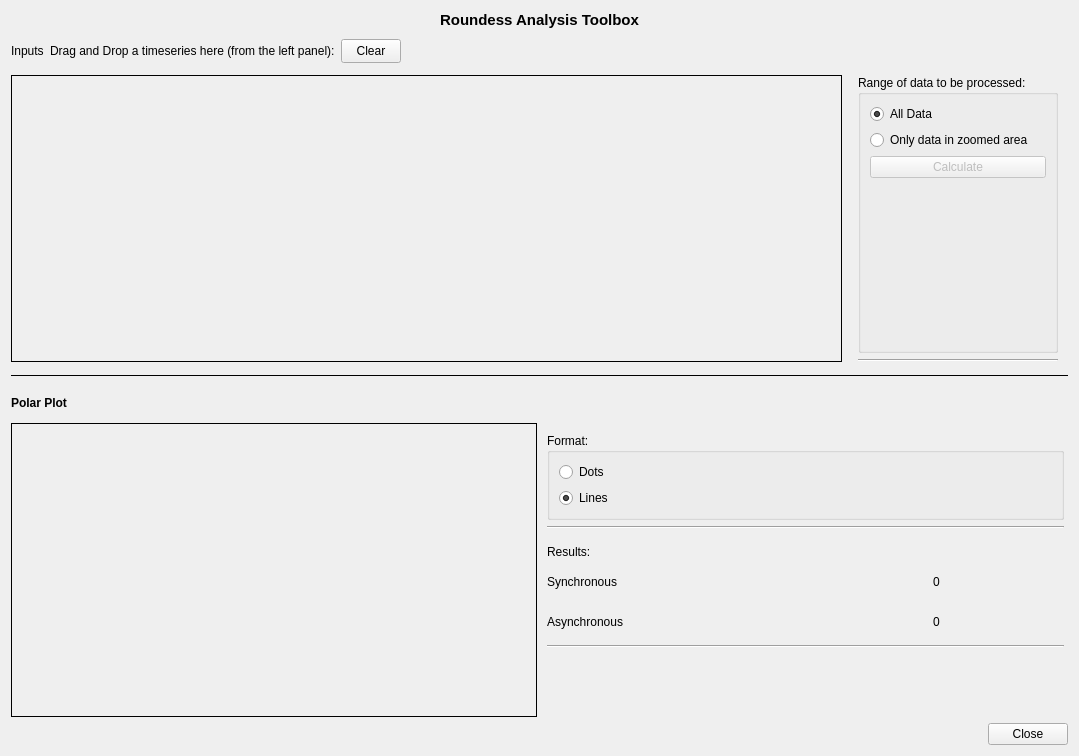
Before: the Qt Designer form src/balyrond-pj-plugins/ToolboxRoundness/toolbox_roundness.ui in zdavkeos/balyrond, drawn with Qt 5.
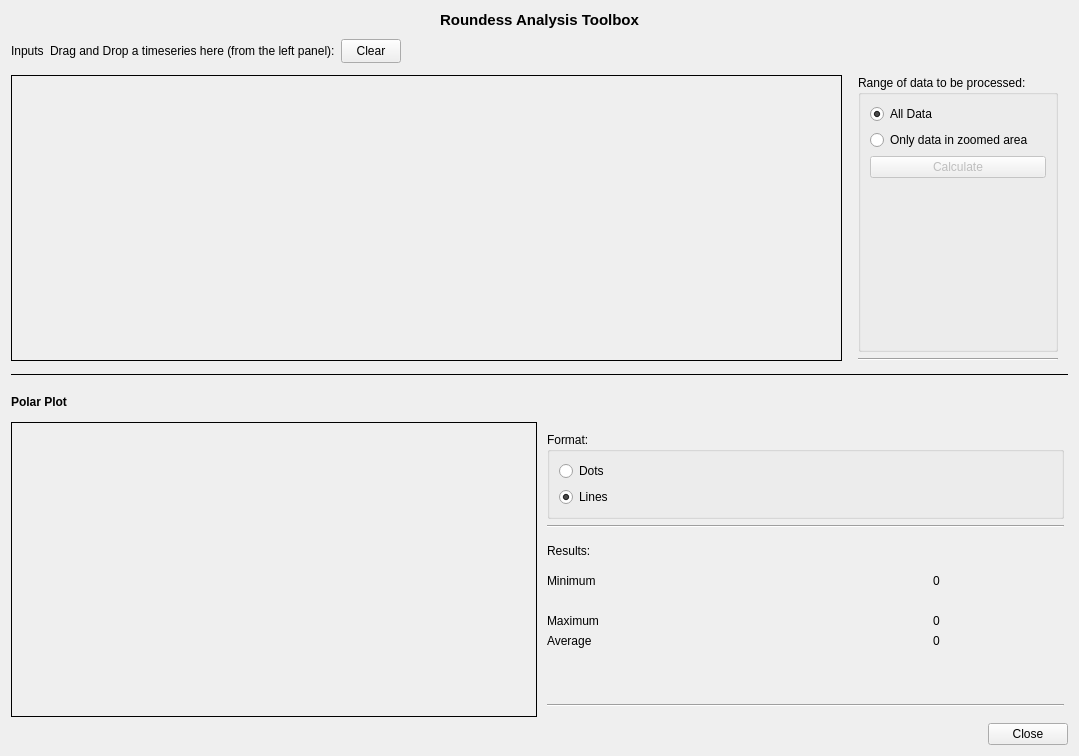
After: the same form once the commit is applied.

```diff
--- a/src/balyrond-pj-plugins/ToolboxRoundness/toolbox_roundness.ui
+++ b/src/balyrond-pj-plugins/ToolboxRoundness/toolbox_roundness.ui
@@ -256,7 +256,7 @@
       </widget>
      </item>
      <item>
-      <layout class="QVBoxLayout" name="verticalLayout_3" stretch="0,0,0,0,0">
+      <layout class="QVBoxLayout" name="verticalLayout_3" stretch="0,0,0,0">
        <property name="sizeConstraint">
         <enum>QLayout::SetMinimumSize</enum>
        </property>
@@ -343,7 +343,7 @@
            <item>
             <widget class="QLabel" name="label_8">
              <property name="text">
-              <string>Synchronous</string>
+              <string>Minimum</string>
              </property>
             </widget>
            </item>
@@ -367,7 +367,7 @@
            <item>
             <widget class="QLabel" name="label_9">
              <property name="text">
-              <string>Asynchronous</string>
+              <string>Maximum</string>
              </property>
             </widget>
            </item>
@@ -383,17 +383,35 @@
            </item>
           </layout>
          </item>
-        </layout>
+         <item>
+          <layout class="QHBoxLayout" name="horizontalLayout_5">
+           <property name="leftMargin">
+            <number>0</number>
+           </property>
+           <property name="rightMargin">
+            <number>0</number>
+           </property>
+           <item>
+            <widget class="QLabel" name="label_10">
+             <property name="text">
+              <string>Average</string>
+             </property>
+            </widget>
        </item>
        <item>
-        <widget class="Line" name="line_4">
-         <property name="orientation">
-          <enum>Qt::Horizontal</enum>
-         </property>
-        </widget>
-       </item>
+            <widget class="QLabel" name="label_avg">
+             <property name="text">
+              <string>0</string>
+             </property>
+             <property name="alignment">
+              <set>Qt::AlignCenter</set>
+             </property>
+            </widget>
+           </item>
+          </layout>
+         </item>
        <item>
-        <spacer name="verticalSpacer_2">
+          <spacer name="verticalSpacer">
          <property name="orientation">
           <enum>Qt::Vertical</enum>
          </property>
@@ -404,6 +422,15 @@
           </size>
          </property>
         </spacer>
+         </item>
+        </layout>
+       </item>
+       <item>
+        <widget class="Line" name="line_4">
+         <property name="orientation">
+          <enum>Qt::Horizontal</enum>
+         </property>
+        </widget>
        </item>
       </layout>
      </item>
```
Left out of the diff: 4 changed lines with no effect on the pictures. Lines whose indentation alone changed are shown as unchanged.
